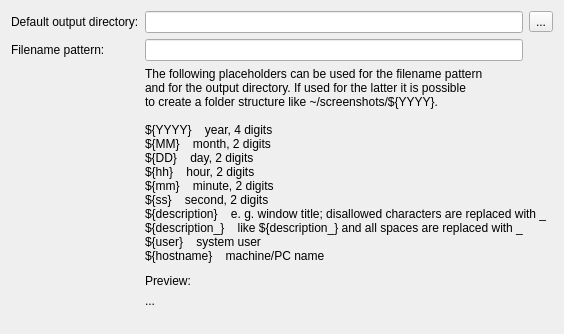
Above: src/lib/kreenshoteditor/ui/settings/pageoutput.ui from KDE/kreenshot-editor before the change. Below: the same form after it.
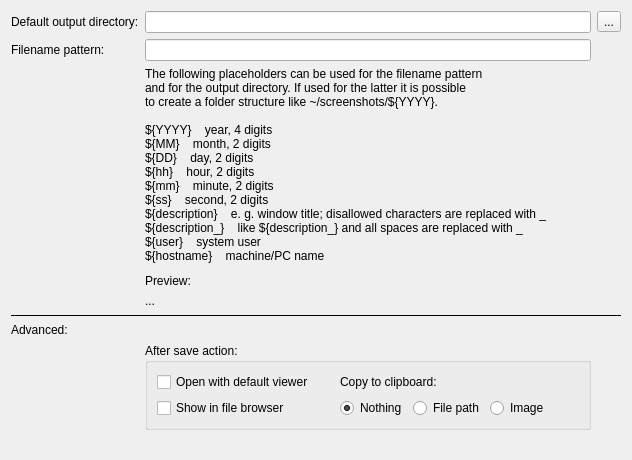
That is the form after the change.

What changed in the file:
```diff
--- a/src/lib/kreenshoteditor/ui/settings/pageoutput.ui
+++ b/src/lib/kreenshoteditor/ui/settings/pageoutput.ui
@@ -6,14 +6,24 @@
    <rect>
     <x>0</x>
     <y>0</y>
-    <width>564</width>
-    <height>334</height>
+    <width>632</width>
+    <height>460</height>
    </rect>
   </property>
   <property name="windowTitle">
    <string>Output</string>
   </property>
   <layout class="QGridLayout" name="gridLayout">
+   <item row="6" column="0" colspan="3">
+    <widget class="Line" name="line">
+     <property name="frameShadow">
+      <enum>QFrame::Plain</enum>
+     </property>
+     <property name="orientation">
+      <enum>Qt::Horizontal</enum>
+     </property>
+    </widget>
+   </item>
    <item row="1" column="0">
     <widget class="QLabel" name="label_2">
      <property name="text">
@@ -34,7 +44,7 @@
    <item row="1" column="1">
     <widget class="QLineEdit" name="lineEditFilenamePattern"/>
    </item>
-   <item row="6" column="1">
+   <item row="9" column="1">
     <spacer name="verticalSpacer">
      <property name="orientation">
       <enum>Qt::Vertical</enum>
@@ -104,6 +114,104 @@
      </property>
     </widget>
    </item>
+   <item row="7" column="0">
+    <widget class="QLabel" name="label_5">
+     <property name="text">
+      <string>Advanced:</string>
+     </property>
+    </widget>
+   </item>
+   <item row="8" column="1">
+    <widget class="QGroupBox" name="groupBox">
+     <property name="title">
+      <string>After save action:</string>
+     </property>
+     <layout class="QGridLayout" name="gridLayout_2">
+      <item row="1" column="5">
+       <widget class="QRadioButton" name="radioButtonAfterSaveClipboardImage">
+        <property name="text">
+         <string>Image</string>
+        </property>
+       </widget>
+      </item>
+      <item row="1" column="0">
+       <widget class="QCheckBox" name="checkBoxAfterSaveShowFileBrowser">
+        <property name="text">
+         <string>Show in file browser</string>
+        </property>
+       </widget>
+      </item>
+      <item row="0" column="0">
+       <widget class="QCheckBox" name="checkBoxAfterSaveOpenDefaultViewer">
+        <property name="text">
+         <string>Open with default viewer</string>
+        </property>
+       </widget>
+      </item>
+      <item row="0" column="1">
+       <spacer name="horizontalSpacer">
+        <property name="orientation">
+         <enum>Qt::Horizontal</enum>
+        </property>
+        <property name="sizeType">
+         <enum>QSizePolicy::MinimumExpanding</enum>
+        </property>
+        <property name="sizeHint" stdset="0">
+         <size>
+          <width>20</width>
+          <height>20</height>
+         </size>
+        </property>
+       </spacer>
+      </item>
+      <item row="1" column="6">
+       <spacer name="horizontalSpacer_2">
+        <property name="orientation">
+         <enum>Qt::Horizontal</enum>
+        </property>
+        <property name="sizeHint" stdset="0">
+         <size>
+          <width>40</width>
+          <height>20</height>
+         </size>
+        </property>
+       </spacer>
+      </item>
+      <item row="1" column="3">
+       <widget class="QRadioButton" name="radioButtonAfterSaveClipboardFilePath">
+        <property name="text">
+         <string>File path</string>
+        </property>
+       </widget>
+      </item>
+      <item row="0" column="2" colspan="2">
+       <widget class="QLabel" name="label_6">
+        <property name="text">
+         <string>Copy to clipboard:</string>
+        </property>
+       </widget>
+      </item>
+      <item row="1" column="2">
+       <widget class="QRadioButton" name="radioButtonAfterSaveClipboardNothing">
+        <property name="text">
+         <string>Nothing</string>
+        </property>
+        <property name="checked">
+         <bool>true</bool>
+        </property>
+       </widget>
+      </item>
+     </layout>
+     <zorder>label_6</zorder>
+     <zorder>checkBoxAfterSaveOpenDefaultViewer</zorder>
+     <zorder>checkBoxAfterSaveShowFileBrowser</zorder>
+     <zorder>radioButtonAfterSaveClipboardImage</zorder>
+     <zorder>horizontalSpacer</zorder>
+     <zorder>horizontalSpacer_2</zorder>
+     <zorder>radioButtonAfterSaveClipboardFilePath</zorder>
+     <zorder>radioButtonAfterSaveClipboardNothing</zorder>
+    </widget>
+   </item>
   </layout>
  </widget>
  <resources/>
```
